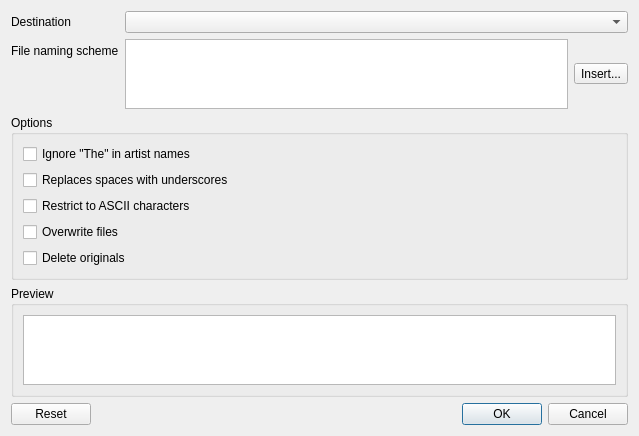
Above: src/ui/organisedialog.ui from clementine-player/Clementine before the change. Below: the same form after it.
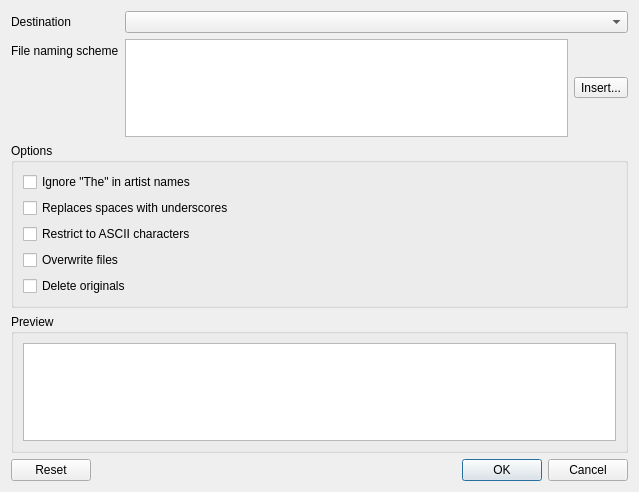
That is the form after the change. Icons and pictures are not drawn. Custom widgets are drawn as their Qt base class.

```diff
--- a/src/ui/organisedialog.ui
+++ b/src/ui/organisedialog.ui
@@ -7,7 +7,7 @@
     <x>0</x>
     <y>0</y>
     <width>639</width>
-    <height>436</height>
+    <height>492</height>
    </rect>
   </property>
   <property name="windowTitle">
```
Left out of the diff: 6 changed lines with no effect on the pictures.
